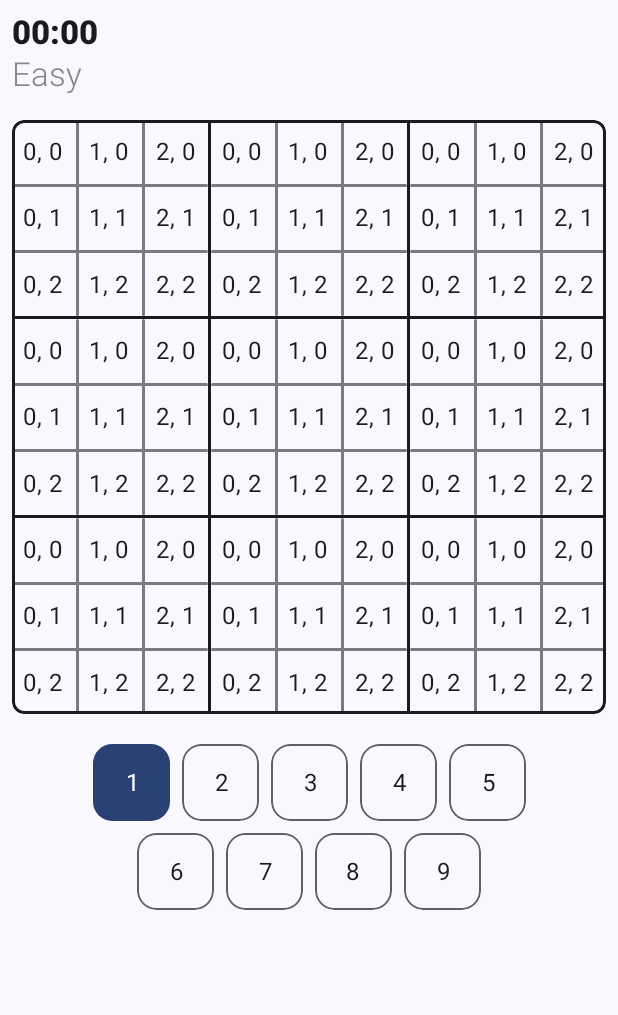
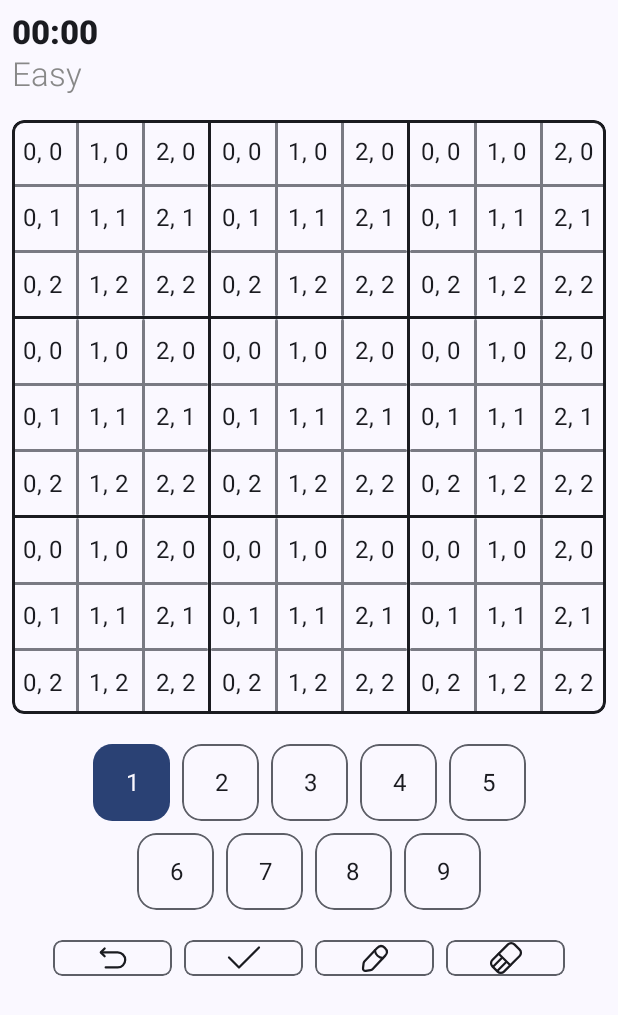
Before and after one commit to kafri8889/Saku-Compose-Sudoku, an Android app built with Jetpack Compose: the screen it shows after launch (MainActivity), after a tap on "Play", on a phone screen of 412 x 824 dp. Shown: the top 1015 px of the screen. Run offline under Robolectric (Android 15) with nearby library versions, the phone set to English and light mode, and no system bars; our stand-ins replace Dagger/Hilt's generated code, Timber, accompanist.

Commit message:
Game action

```diff
--- /dev/null
+++ b/app/src/main/java/com/anafthdev/saku/extension/SudokuGameActionExt.kt
@@ -0,0 +1,23 @@
+package com.anafthdev.saku.extension
+
+import com.anafthdev.saku.R
+import com.anafthdev.saku.uicomponent.SudokuGameAction
+
+val SudokuGameAction.iconId: Int
+	get() = when (this) {
+		SudokuGameAction.Undo -> R.drawable.ic_undo
+		SudokuGameAction.Validate -> R.drawable.ic_check
+		SudokuGameAction.Pencil -> R.drawable.ic_edit
+		SudokuGameAction.Eraser -> R.drawable.ic_eraser
+		SudokuGameAction.None -> -1
+	}
+
+fun iconIdToSudokuGameAction(iconId: Int): SudokuGameAction {
+	return when (iconId) {
+		R.drawable.ic_undo -> SudokuGameAction.Undo
+		R.drawable.ic_check -> SudokuGameAction.Validate
+		R.drawable.ic_edit -> SudokuGameAction.Pencil
+		R.drawable.ic_eraser -> SudokuGameAction.Eraser
+		else -> SudokuGameAction.None
+	}
+}
--- a/app/src/main/java/com/anafthdev/saku/ui/game/GameScreen.kt
+++ b/app/src/main/java/com/anafthdev/saku/ui/game/GameScreen.kt
@@ -1,11 +1,10 @@
 package com.anafthdev.saku.ui.game
 
+import androidx.compose.foundation.layout.Arrangement
 import androidx.compose.foundation.layout.Column
-import androidx.compose.foundation.layout.Spacer
 import androidx.compose.foundation.layout.aspectRatio
 import androidx.compose.foundation.layout.fillMaxSize
 import androidx.compose.foundation.layout.fillMaxWidth
-import androidx.compose.foundation.layout.height
 import androidx.compose.foundation.layout.padding
 import androidx.compose.foundation.layout.systemBarsPadding
 import androidx.compose.foundation.rememberScrollState
@@ -21,10 +20,13 @@ import androidx.compose.ui.unit.dp
 import androidx.navigation.NavController
 import com.anafthdev.saku.component.ObserveLifecycle
 import com.anafthdev.saku.data.Cells
+import com.anafthdev.saku.data.GameMode
 import com.anafthdev.saku.extension.hourMinuteFormat
 import com.anafthdev.saku.uicomponent.AnimatedTextByChar
 import com.anafthdev.saku.uicomponent.NumberPad
 import com.anafthdev.saku.uicomponent.SudokuBoard
+import com.anafthdev.saku.uicomponent.SudokuGameAction
+import com.anafthdev.saku.uicomponent.SudokuGameActionDefaults
 
 @Composable
 fun GameScreen(
@@ -38,28 +40,18 @@ fun GameScreen(
 	)
 
 	Column(
+		verticalArrangement = Arrangement.spacedBy(16.dp),
 		modifier = Modifier
 			.verticalScroll(rememberScrollState())
 			.padding(8.dp)
 			.fillMaxSize()
 			.systemBarsPadding()
 	) {
-		AnimatedTextByChar(
-			text = "${hourMinuteFormat(viewModel.minute)}:${hourMinuteFormat(viewModel.second)}",
-			style = MaterialTheme.typography.titleLarge.copy(
-				fontWeight = FontWeight.ExtraBold
-			)
+		GameScreenHeader(
+			minute = viewModel.minute,
+			second = viewModel.second,
+			gameMode = viewModel.gameMode
 		)
-
-		Text(
-			text = viewModel.gameMode.name,
-			style = MaterialTheme.typography.titleLarge.copy(
-				fontWeight = FontWeight.Light,
-				color = Color.Gray
-			)
-		)
-
-		Spacer(modifier = Modifier.height(16.dp))
 
 		SudokuBoard(
 			cells = Cells.bigCells,
@@ -68,8 +60,6 @@ fun GameScreen(
 				.aspectRatio(1f / 1f)
 		)
 
-		Spacer(modifier = Modifier.height(16.dp))
-
 		NumberPad(
 			selectedNumber = viewModel.selectedNumber,
 			onNumberSelected = viewModel::updateSelectedNumber,
@@ -77,6 +67,52 @@ fun GameScreen(
 				.fillMaxWidth()
 				.align(Alignment.CenterHorizontally)
 		)
+
+		SudokuGameAction(
+			selected = viewModel.selectedGameAction,
+			onClick = { action ->
+				if (action in SudokuGameActionDefaults.selectableActions) {
+					viewModel.updateSelectedGameAction(
+						if (viewModel.selectedGameAction == action) SudokuGameAction.None
+						else action
+					)
+				} else {
+					when (action) {
+						SudokuGameAction.Undo -> {}
+						SudokuGameAction.Validate -> {}
+						else -> {}
+					}
+				}
+			},
+			modifier = Modifier
+				.fillMaxWidth()
+				.align(Alignment.CenterHorizontally)
+		)
 	}
 
 }
+
+@Composable
+fun GameScreenHeader(
+	minute: Int,
+	second: Int,
+	gameMode: GameMode
+) {
+
+	Column {
+		AnimatedTextByChar(
+			text = "${hourMinuteFormat(minute)}:${hourMinuteFormat(second)}",
+			style = MaterialTheme.typography.titleLarge.copy(
+				fontWeight = FontWeight.ExtraBold
+			)
+		)
+
+		Text(
+			text = gameMode.name,
+			style = MaterialTheme.typography.titleLarge.copy(
+				fontWeight = FontWeight.Light,
+				color = Color.Gray
+			)
+		)
+	}
+}
--- a/app/src/main/java/com/anafthdev/saku/ui/game/GameViewModel.kt
+++ b/app/src/main/java/com/anafthdev/saku/ui/game/GameViewModel.kt
@@ -7,6 +7,7 @@ import androidx.lifecycle.ViewModel
 import androidx.lifecycle.viewModelScope
 import com.anafthdev.saku.common.CountUpTimer
 import com.anafthdev.saku.data.GameMode
+import com.anafthdev.saku.uicomponent.SudokuGameAction
 import dagger.hilt.android.lifecycle.HiltViewModel
 import kotlinx.coroutines.Dispatchers
 import kotlinx.coroutines.launch
@@ -34,6 +35,9 @@ class GameViewModel @Inject constructor(
 	var gameMode by mutableStateOf(GameMode.Easy)
 		private set
 
+	var selectedGameAction by mutableStateOf(SudokuGameAction.None)
+		private set
+
 	init {
 		viewModelScope.launch(Dispatchers.IO) {
 			countUpTimer.second.collect { sec ->
@@ -44,6 +48,10 @@ class GameViewModel @Inject constructor(
 				}
 			}
 		}
+	}
+
+	fun updateSelectedGameAction(action: SudokuGameAction) {
+		selectedGameAction = action
 	}
 
 	fun updateSelectedNumber(n: Int) {
--- /dev/null
+++ b/app/src/main/java/com/anafthdev/saku/uicomponent/SudokuGameAction.kt
@@ -0,0 +1,108 @@
+package com.anafthdev.saku.uicomponent
+
+import androidx.compose.animation.animateColorAsState
+import androidx.compose.animation.core.tween
+import androidx.compose.foundation.border
+import androidx.compose.foundation.clickable
+import androidx.compose.foundation.layout.Arrangement
+import androidx.compose.foundation.layout.Box
+import androidx.compose.foundation.layout.BoxWithConstraints
+import androidx.compose.foundation.layout.Row
+import androidx.compose.foundation.layout.padding
+import androidx.compose.foundation.layout.sizeIn
+import androidx.compose.foundation.layout.width
+import androidx.compose.foundation.shape.RoundedCornerShape
+import androidx.compose.material3.ExperimentalMaterial3Api
+import androidx.compose.material3.FilterChipDefaults
+import androidx.compose.material3.Icon
+import androidx.compose.material3.MaterialTheme
+import androidx.compose.runtime.Composable
+import androidx.compose.runtime.getValue
+import androidx.compose.ui.Alignment
+import androidx.compose.ui.Modifier
+import androidx.compose.ui.draw.clip
+import androidx.compose.ui.draw.drawBehind
+import androidx.compose.ui.res.painterResource
+import androidx.compose.ui.unit.dp
+import com.anafthdev.saku.R
+import com.anafthdev.saku.extension.iconId
+import com.anafthdev.saku.extension.iconIdToSudokuGameAction
+
+@OptIn(ExperimentalMaterial3Api::class)
+@Composable
+fun SudokuGameAction(
+	selected: SudokuGameAction,
+	modifier: Modifier = Modifier,
+	onClick: (SudokuGameAction) -> Unit
+) {
+
+	BoxWithConstraints {
+		val chipWidth = maxWidth / (SudokuGameActionDefaults.actions.size + 1)
+
+		Row(
+			horizontalArrangement = Arrangement.Center,
+			modifier = modifier
+		) {
+			SudokuGameActionDefaults.actions.forEach { (iconId, _) ->
+				val backgroundColor by animateColorAsState(
+					targetValue = if (selected.iconId == iconId) MaterialTheme.colorScheme.surfaceVariant
+					else MaterialTheme.colorScheme.background,
+					animationSpec = tween(500)
+				)
+
+				Box(
+					contentAlignment = Alignment.Center,
+					modifier = Modifier
+						.padding(horizontal = 4.dp)
+						.sizeIn(maxHeight = FilterChipDefaults.Height)
+						.width(chipWidth)
+						.clip(RoundedCornerShape(25))
+						.border(
+							width = 1.dp,
+							color = MaterialTheme.colorScheme.outline,
+							shape = RoundedCornerShape(25)
+						)
+						.drawBehind {
+							drawRect(backgroundColor)
+						}
+						.clickable { onClick(iconIdToSudokuGameAction(iconId)) }
+				) {
+					Icon(
+						painter = painterResource(id = iconId),
+						contentDescription = null
+					)
+				}
+			}
+		}
+	}
+}
+
+enum class SudokuGameAction {
+	Undo,
+	Validate,
+	Pencil,
+	Eraser,
+
+	None
+}
+
+object SudokuGameActionDefaults {
+
+	val undo = R.drawable.ic_undo to R.string.undo
+	val validate = R.drawable.ic_check to R.string.validate
+	val pencil = R.drawable.ic_edit to R.string.pencil
+	val eraser = R.drawable.ic_eraser to R.string.eraser
+
+	val selectableActions = arrayOf(
+		SudokuGameAction.Pencil,
+		SudokuGameAction.Eraser
+	)
+
+	val actions = arrayOf(
+		undo,
+		validate,
+		pencil,
+		eraser
+	)
+
+}
--- /dev/null
+++ b/app/src/main/res/drawable/ic_check.xml
@@ -0,0 +1,13 @@
+<vector xmlns:android="http://schemas.android.com/apk/res/android"
+    android:width="24dp"
+    android:height="24dp"
+    android:viewportWidth="24"
+    android:viewportHeight="24">
+  <path
+      android:pathData="M2,11.659L8.659,18.318L22,5"
+      android:strokeLineJoin="round"
+      android:strokeWidth="1.5"
+      android:fillColor="#00000000"
+      android:strokeColor="#292D32"
+      android:strokeLineCap="round"/>
+</vector>
--- /dev/null
+++ b/app/src/main/res/drawable/ic_edit.xml
@@ -0,0 +1,20 @@
+<vector xmlns:android="http://schemas.android.com/apk/res/android"
+    android:width="24dp"
+    android:height="24dp"
+    android:viewportWidth="24"
+    android:viewportHeight="24">
+  <path
+      android:pathData="M13.263,5.439L5.053,14.129C4.743,14.459 4.443,15.109 4.383,15.559L4.013,18.799C3.883,19.969 4.723,20.769 5.883,20.569L9.103,20.019C9.553,19.939 10.183,19.609 10.493,19.269L18.703,10.579C20.123,9.079 20.763,7.369 18.553,5.279C16.353,3.209 14.683,3.939 13.263,5.439Z"
+      android:strokeLineJoin="round"
+      android:strokeWidth="1.5"
+      android:fillColor="#00000000"
+      android:strokeColor="#292D32"
+      android:strokeLineCap="round"/>
+  <path
+      android:pathData="M11.893,6.889C12.323,9.649 14.563,11.759 17.343,12.039"
+      android:strokeLineJoin="round"
+      android:strokeWidth="1.5"
+      android:fillColor="#00000000"
+      android:strokeColor="#292D32"
+      android:strokeLineCap="round"/>
+</vector>
--- /dev/null
+++ b/app/src/main/res/drawable/ic_eraser.xml
@@ -0,0 +1,34 @@
+<vector xmlns:android="http://schemas.android.com/apk/res/android"
+    android:width="24dp"
+    android:height="24dp"
+    android:viewportWidth="24"
+    android:viewportHeight="24">
+  <path
+      android:pathData="M2.91,17.58L6.42,21.09C7.59,22.26 9.5,22.26 10.66,21.09L21.09,10.66C22.26,9.49 22.26,7.58 21.09,6.42L17.58,2.91C16.41,1.74 14.5,1.74 13.34,2.91L2.91,13.34C1.74,14.5 1.74,16.41 2.91,17.58Z"
+      android:strokeLineJoin="round"
+      android:strokeWidth="1.5"
+      android:fillColor="#00000000"
+      android:strokeColor="#292D32"
+      android:strokeLineCap="round"/>
+  <path
+      android:pathData="M7.12,9.13L14.87,16.88"
+      android:strokeLineJoin="round"
+      android:strokeWidth="1.5"
+      android:fillColor="#00000000"
+      android:strokeColor="#292D32"
+      android:strokeLineCap="round"/>
+  <path
+      android:pathData="M3.52,17.66L9.17,12"
+      android:strokeLineJoin="round"
+      android:strokeWidth="1.5"
+      android:fillColor="#00000000"
+      android:strokeColor="#292D32"
+      android:strokeLineCap="round"/>
+  <path
+      android:pathData="M6.34,20.49L12,14.83"
+      android:strokeLineJoin="round"
+      android:strokeWidth="1.5"
+      android:fillColor="#00000000"
+      android:strokeColor="#292D32"
+      android:strokeLineCap="round"/>
+</vector>
--- /dev/null
+++ b/app/src/main/res/drawable/ic_undo.xml
@@ -0,0 +1,20 @@
+<vector xmlns:android="http://schemas.android.com/apk/res/android"
+    android:width="24dp"
+    android:height="24dp"
+    android:viewportWidth="24"
+    android:viewportHeight="24">
+  <path
+      android:pathData="M7.13,18.31H15.13C17.89,18.31 20.13,16.07 20.13,13.31C20.13,10.55 17.89,8.31 15.13,8.31H4.13"
+      android:strokeLineJoin="round"
+      android:strokeWidth="1.5"
+      android:fillColor="#00000000"
+      android:strokeColor="#292D32"
+      android:strokeLineCap="round"/>
+  <path
+      android:pathData="M6.43,10.81L3.87,8.25L6.43,5.69"
+      android:strokeLineJoin="round"
+      android:strokeWidth="1.5"
+      android:fillColor="#00000000"
+      android:strokeColor="#292D32"
+      android:strokeLineCap="round"/>
+</vector>
--- a/app/src/main/res/values/strings.xml
+++ b/app/src/main/res/values/strings.xml
@@ -1,3 +1,7 @@
 <resources>
     <string name="app_name">Saku</string>
+    <string name="undo">Undo</string>
+    <string name="validate">Validate</string>
+    <string name="pencil">Pencil</string>
+    <string name="eraser">Eraser</string>
 </resources>
```
